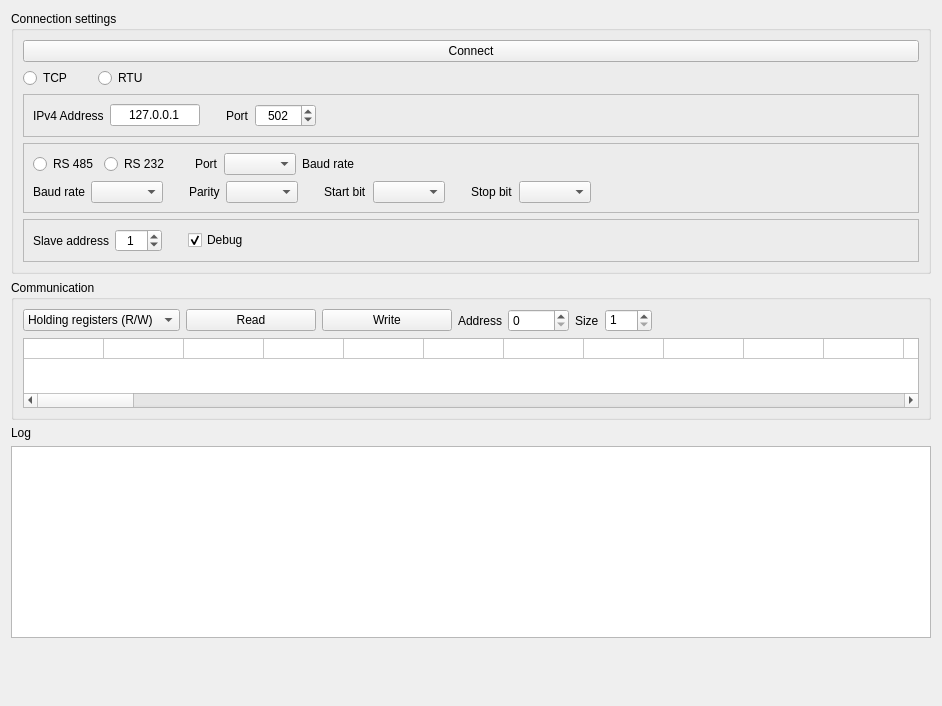
ipeperko/modbus-tester, file src/client_form.ui: the form before one commit.
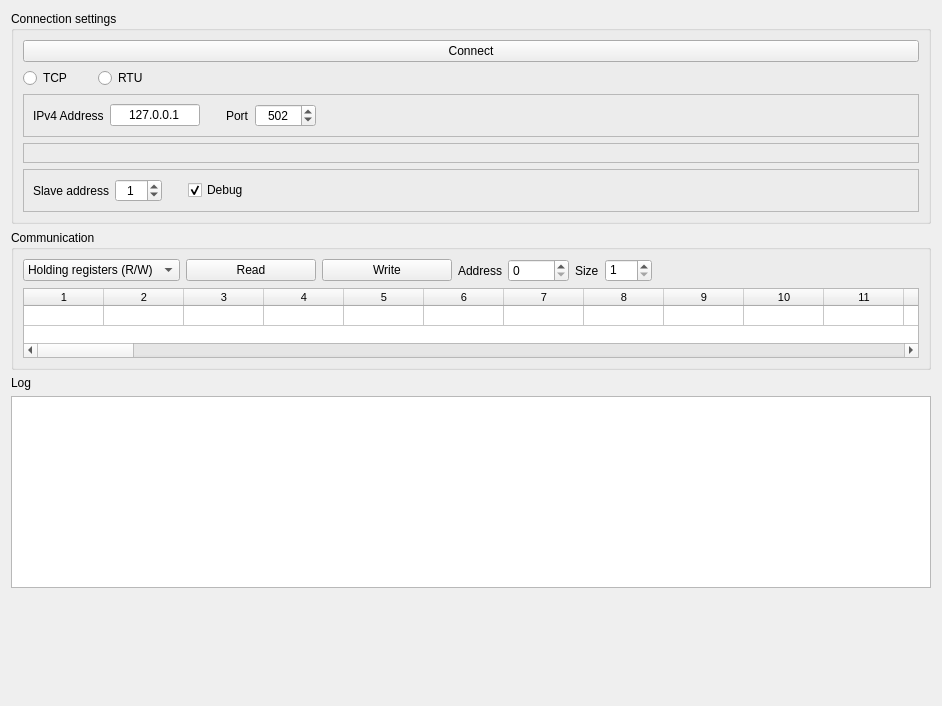
The form after the commit. Custom widgets are drawn as their Qt base class.

Diff of the .ui file:
```diff
--- a/src/client_form.ui
+++ b/src/client_form.ui
@@ -199,181 +199,7 @@
           <property name="frameShadow">
            <enum>QFrame::Raised</enum>
           </property>
-          <layout class="QVBoxLayout" name="verticalLayout_3">
-           <item>
-            <layout class="QHBoxLayout" name="layout_RTU">
-             <item>
-              <layout class="QHBoxLayout" name="horizontalLayout">
-               <item>
-                <widget class="QRadioButton" name="radioButton_RS485">
-                 <property name="text">
-                  <string>RS 485</string>
-                 </property>
-                </widget>
-               </item>
-               <item>
-                <widget class="QRadioButton" name="radioButton_RS232">
-                 <property name="text">
-                  <string>RS 232</string>
-                 </property>
-                </widget>
-               </item>
-               <item>
-                <spacer name="horizontalSpacer_7">
-                 <property name="orientation">
-                  <enum>Qt::Horizontal</enum>
-                 </property>
-                 <property name="sizeType">
-                  <enum>QSizePolicy::Fixed</enum>
-                 </property>
-                 <property name="sizeHint" stdset="0">
-                  <size>
-                   <width>20</width>
-                   <height>20</height>
-                  </size>
-                 </property>
-                </spacer>
-               </item>
-              </layout>
-             </item>
-             <item>
-              <widget class="QLabel" name="label_8">
-               <property name="text">
-                <string>Port</string>
-               </property>
-              </widget>
-             </item>
-             <item>
-              <widget class="QComboBox" name="comboBox_SerialDevice"/>
-             </item>
-             <item>
-              <widget class="QLabel" name="label_7">
-               <property name="text">
-                <string>Baud rate</string>
-               </property>
-              </widget>
-             </item>
-             <item>
-              <spacer name="horizontalSpacer_2">
-               <property name="orientation">
-                <enum>Qt::Horizontal</enum>
-               </property>
-               <property name="sizeHint" stdset="0">
-                <size>
-                 <width>40</width>
-                 <height>20</height>
-                </size>
-               </property>
-              </spacer>
-             </item>
-            </layout>
-           </item>
-           <item>
-            <layout class="QHBoxLayout" name="horizontalLayout_5">
-             <item>
-              <widget class="QLabel" name="label_9">
-               <property name="text">
-                <string>Baud rate</string>
-               </property>
-              </widget>
-             </item>
-             <item>
-              <widget class="QComboBox" name="comboBox_BaudRate"/>
-             </item>
-             <item>
-              <spacer name="horizontalSpacer_11">
-               <property name="orientation">
-                <enum>Qt::Horizontal</enum>
-               </property>
-               <property name="sizeType">
-                <enum>QSizePolicy::Fixed</enum>
-               </property>
-               <property name="sizeHint" stdset="0">
-                <size>
-                 <width>20</width>
-                 <height>20</height>
-                </size>
-               </property>
-              </spacer>
-             </item>
-             <item>
-              <widget class="QLabel" name="label_10">
-               <property name="text">
-                <string>Parity</string>
-               </property>
-              </widget>
-             </item>
-             <item>
-              <widget class="QComboBox" name="comboBox_Parity"/>
-             </item>
-             <item>
-              <spacer name="horizontalSpacer_12">
-               <property name="orientation">
-                <enum>Qt::Horizontal</enum>
-               </property>
-               <property name="sizeType">
-                <enum>QSizePolicy::Fixed</enum>
-               </property>
-               <property name="sizeHint" stdset="0">
-                <size>
-                 <width>20</width>
-                 <height>20</height>
-                </size>
-               </property>
-              </spacer>
-             </item>
-             <item>
-              <widget class="QLabel" name="label_11">
-               <property name="text">
-                <string>Start bit</string>
-               </property>
-              </widget>
-             </item>
-             <item>
-              <widget class="QComboBox" name="comboBox_StartBit"/>
-             </item>
-             <item>
-              <spacer name="horizontalSpacer_13">
-               <property name="orientation">
-                <enum>Qt::Horizontal</enum>
-               </property>
-               <property name="sizeType">
-                <enum>QSizePolicy::Fixed</enum>
-               </property>
-               <property name="sizeHint" stdset="0">
-                <size>
-                 <width>20</width>
-                 <height>20</height>
-                </size>
-               </property>
-              </spacer>
-             </item>
-             <item>
-              <widget class="QLabel" name="label_12">
-               <property name="text">
-                <string>Stop bit</string>
-               </property>
-              </widget>
-             </item>
-             <item>
-              <widget class="QComboBox" name="comboBox_StopBit"/>
-             </item>
-             <item>
-              <spacer name="horizontalSpacer_10">
-               <property name="orientation">
-                <enum>Qt::Horizontal</enum>
-               </property>
-               <property name="sizeHint" stdset="0">
-                <size>
-                 <width>40</width>
-                 <height>20</height>
-                </size>
-               </property>
-              </spacer>
-             </item>
-            </layout>
-           </item>
-          </layout>
+          <layout class="QVBoxLayout" name="verticalLayout_3"/>
          </widget>
         </item>
         <item>
@@ -619,7 +445,7 @@
              <number>100</number>
             </property>
             <attribute name="horizontalHeaderVisible">
-             <bool>false</bool>
+             <bool>true</bool>
             </attribute>
             <attribute name="horizontalHeaderMinimumSectionSize">
              <number>24</number>
```
